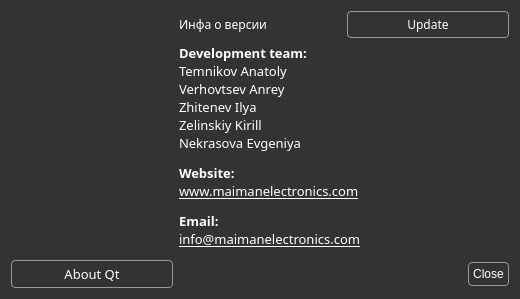
Qt form multibench/widgets/aboutdialog.ui (IlyaZh/Maiman-MCBS) before a commit.
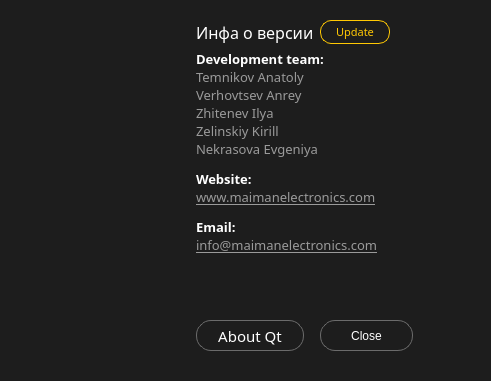
The same form after that commit. Icons and pictures are not drawn.

Diff of the .ui file:
```diff
--- a/multibench/widgets/aboutdialog.ui
+++ b/multibench/widgets/aboutdialog.ui
@@ -6,8 +6,8 @@
    <rect>
     <x>0</x>
     <y>0</y>
-    <width>520</width>
-    <height>261</height>
+    <width>491</width>
+    <height>381</height>
    </rect>
   </property>
   <property name="sizePolicy">
@@ -26,63 +26,81 @@
    <string>About</string>
   </property>
   <property name="styleSheet">
-   <string notr="true">background: #333333;
-color: #fff;</string>
+   <string notr="true">background: #1D1D1D;
+color: #fff;
+border-bottom-left-radius: 13px;
+border-bottom-right-radius: 13px;</string>
   </property>
   <property name="modal">
    <bool>true</bool>
   </property>
   <layout class="QGridLayout" name="gridLayout_2">
-   <item row="0" column="1">
-    <widget class="QLabel" name="softwareInfoLabel">
-     <property name="font">
-      <font>
-       <family>Share Tech Mono</family>
-       <pointsize>9</pointsize>
-      </font>
-     </property>
-     <property name="text">
-      <string>Инфа о версии</string>
-     </property>
-    </widget>
-   </item>
-   <item row="0" column="2">
-    <widget class="QPushButton" name="updateButton">
-     <property name="font">
-      <font>
-       <family>Share Tech Mono</family>
-       <pointsize>9</pointsize>
-      </font>
+   <property name="leftMargin">
+    <number>40</number>
+   </property>
+   <property name="topMargin">
+    <number>20</number>
+   </property>
+   <property name="rightMargin">
+    <number>40</number>
+   </property>
+   <property name="bottomMargin">
+    <number>30</number>
+   </property>
+   <item row="0" column="0" rowspan="5">
+    <widget class="QWidget" name="widget" native="true">
+     <property name="minimumSize">
+      <size>
+       <width>150</width>
+       <height>150</height>
+      </size>
      </property>
      <property name="styleSheet">
-      <string notr="true">QPushButton {
-	color: rgb(255, 255, 255);
-	background-color: rgb(51, 51, 51);
-	border: 1px solid #999999;
-	border-radius: 4px;
-	padding: 4px;
+      <string notr="true">QWidget {
+	/*image: url(:maiman-logo-minimal);*/
+	
+	image: url(:/resources/images/maiman-logo-minimal.png);
 }</string>
      </property>
-     <property name="text">
-      <string>Update</string>
-     </property>
     </widget>
    </item>
-   <item row="3" column="0">
+   <item row="4" column="1">
     <widget class="QPushButton" name="aboutQtButton">
+     <property name="sizePolicy">
+      <sizepolicy hsizetype="Fixed" vsizetype="Fixed">
+       <horstretch>0</horstretch>
+       <verstretch>0</verstretch>
+      </sizepolicy>
+     </property>
+     <property name="minimumSize">
+      <size>
+       <width>108</width>
+       <height>31</height>
+      </size>
+     </property>
+     <property name="maximumSize">
+      <size>
+       <width>108</width>
+       <height>31</height>
+      </size>
+     </property>
      <property name="font">
       <font>
-       <family>Share Tech Mono</family>
-       <pointsize>10</pointsize>
+       <family>Poppins</family>
+       <pointsize>11</pointsize>
       </font>
      </property>
      <property name="styleSheet">
       <string notr="true">QPushButton {
 	color: rgb(255, 255, 255);
-	background-color: rgb(51, 51, 51);
-	border: 1px solid #999999;
-	border-radius: 4px;
-	padding: 4px;
+	background-color:#1D1D1D;
+	border: 1px solid #6B6B6B;
+	border-radius: 15px;
+}
+QPushButton:hover{
+    color: #000000;
+    background-color: #FFC803;
+    border: 1px solid #FFC803;
 }</string>
      </property>
      <property name="text">
@@ -90,36 +108,6 @@
      </property>
     </widget>
    </item>
-   <item row="3" column="1" colspan="2">
-    <widget class="QDialogButtonBox" name="buttonBox">
-     <property name="font">
-      <font>
-       <family>Share Tech Mono</family>
-       <pointsize>10</pointsize>
-      </font>
-     </property>
-     <property name="styleSheet">
-      <string notr="true">QPushButton {
-	color: rgb(255, 255, 255);
-	background-color: rgb(51, 51, 51);
-	border: 1px solid #999999;
-	border-radius: 4px;
-	padding: 4px;
-	
-	font: 10pt &quot;Share Tech Mono&quot;;
-}</string>
-     </property>
-     <property name="locale">
-      <locale language="English" country="UnitedStates"/>
-     </property>
-     <property name="orientation">
-      <enum>Qt::Horizontal</enum>
-     </property>
-     <property name="standardButtons">
-      <set>QDialogButtonBox::Close</set>
-     </property>
-    </widget>
-   </item>
    <item row="2" column="1">
     <spacer name="verticalSpacer">
      <property name="orientation">
@@ -133,24 +121,56 @@
      </property>
     </spacer>
    </item>
-   <item row="0" column="0" rowspan="3">
-    <widget class="QWidget" name="widget" native="true">
-     <property name="minimumSize">
-      <size>
-       <width>150</width>
-       <height>150</height>
-      </size>
+   <item row="0" column="1">
+    <widget class="QLabel" name="softwareInfoLabel">
+     <property name="font">
+      <font>
+       <family>Poppins</family>
+       <pointsize>12</pointsize>
+      </font>
+     </property>
+     <property name="text">
+      <string>Инфа о версии</string>
+     </property>
+    </widget>
+   </item>
+   <item row="0" column="2">
+    <widget class="QPushButton" name="updateButton">
+     <property name="font">
+      <font>
+       <family>Poppins</family>
+       <pointsize>8</pointsize>
+      </font>
      </property>
      <property name="styleSheet">
-      <string notr="true">QWidget {
-	/*image: url(:maiman-logo-minimal);*/
-	
-	image: url(:/resources/images/maiman-logo-minimal.png);
+      <string notr="true">QPushButton {
+	color: #FFC803;
+	background-color: #1D1D1D;
+	border: 1px solid #FFC803;
+	border-radius: 11px;
+	width: 68px;
+    height: 22px;
 }</string>
      </property>
+     <property name="text">
+      <string>Update</string>
+     </property>
     </widget>
    </item>
-   <item row="1" column="1" colspan="2">
+   <item row="0" column="3">
+    <spacer name="horizontalSpacer">
+     <property name="orientation">
+      <enum>Qt::Horizontal</enum>
+     </property>
+     <property name="sizeHint" stdset="0">
+      <size>
+       <width>0</width>
+       <height>5</height>
+      </size>
+     </property>
+    </spacer>
+   </item>
+   <item row="1" column="1" colspan="3">
     <widget class="QLabel" name="smallInfoLabel">
      <property name="sizePolicy">
       <sizepolicy hsizetype="MinimumExpanding" vsizetype="Expanding">
@@ -160,7 +180,7 @@
      </property>
      <property name="font">
       <font>
-       <family>Share Tech Mono</family>
+       <family>Poppins</family>
        <pointsize>10</pointsize>
        <weight>50</weight>
        <italic>false</italic>
@@ -168,11 +188,14 @@
       </font>
      </property>
      <property name="styleSheet">
-      <string notr="true">color: #fff;
-font: 10pt &quot;Share Tech Mono&quot;;</string>
+      <string notr="true">color: #9A9A9A;
+font: 10pt &quot;Poppins&quot;;</string>
      </property>
      <property name="text">
-      <string>&lt;html&gt;&lt;head/&gt;&lt;body&gt;&lt;p align=&quot;justify&quot;&gt;&lt;span style=&quot; font-weight:600;&quot;&gt;Development team:&lt;/span&gt;&lt;br/&gt;Temnikov Anatoly&lt;br/&gt;Verhovtsev Anrey&lt;br/&gt;Zhitenev Ilya&lt;br/&gt;Zelinskiy Kirill &lt;br/&gt;Nekrasova Evgeniya&lt;/p&gt;&lt;p align=&quot;justify&quot;&gt;&lt;span style=&quot; font-weight:600;&quot;&gt;Website:&lt;/span&gt;&lt;br/&gt;&lt;a href=&quot;https://www.maimanelectronics.com/&quot;&gt;&lt;span style=&quot; text-decoration: underline; color:#ffffff;&quot;&gt;www.maimanelectronics.com&lt;/span&gt;&lt;/a&gt;&lt;/p&gt;&lt;p align=&quot;justify&quot;&gt;&lt;span style=&quot; font-weight:600;&quot;&gt;Email:&lt;/span&gt;&lt;br/&gt;&lt;a href=&quot;mailto:info@maimanelectronics.com&quot;&gt;&lt;span style=&quot; text-decoration: underline; color:#ffffff;&quot;&gt;info@maimanelectronics.com&lt;/span&gt;&lt;/a&gt;&lt;/p&gt;&lt;/body&gt;&lt;/html&gt;</string>
+      <string>&lt;html&gt;&lt;body style=&quot; font-family:'Poppins'; font-size:10pt; font-weight:400; font-style:normal;&quot;&gt;
+&lt;p align=&quot;justify&quot; style=&quot; margin-top:12px; margin-bottom:12px; margin-left:0px; margin-right:0px; -qt-block-indent:0; text-indent:0px;&quot;&gt;&lt;span style=&quot; font-weight:600; color:#ffffff;&quot;&gt;Development team:&lt;/span&gt;&lt;span style=&quot; font-weight:600;&quot;&gt;&lt;br /&gt;&lt;/span&gt;Temnikov Anatoly&lt;br /&gt;Verhovtsev Anrey&lt;br /&gt;Zhitenev Ilya&lt;br /&gt;Zelinskiy Kirill &lt;br /&gt;Nekrasova Evgeniya&lt;/p&gt;
+&lt;p align=&quot;justify&quot; style=&quot; margin-top:12px; margin-bottom:12px; margin-left:0px; margin-right:0px; -qt-block-indent:0; text-indent:0px;&quot;&gt;&lt;span style=&quot; font-weight:600; color:#ffffff;&quot;&gt;Website:&lt;/span&gt;&lt;span style=&quot; font-weight:600;&quot;&gt;&lt;br /&gt;&lt;/span&gt;&lt;a href=&quot;https://www.maimanelectronics.com/&quot;&gt;&lt;span style=&quot; text-decoration: underline; color:#9a9a9a;&quot;&gt;www.maimanelectronics.com&lt;/span&gt;&lt;/a&gt;&lt;/p&gt;
+&lt;p align=&quot;justify&quot; style=&quot; margin-top:12px; margin-bottom:12px; margin-left:0px; margin-right:0px; -qt-block-indent:0; text-indent:0px;&quot;&gt;&lt;span style=&quot; font-weight:600; color:#ffffff;&quot;&gt;Email:&lt;/span&gt;&lt;span style=&quot; font-weight:600;&quot;&gt;&lt;br /&gt;&lt;/span&gt;&lt;a href=&quot;mailto:info@maimanelectronics.com&quot;&gt;&lt;span style=&quot; text-decoration: underline; color:#9a9a9a;&quot;&gt;info@maimanelectronics.com&lt;/span&gt;&lt;/a&gt;&lt;/p&gt;&lt;/body&gt;&lt;/html&gt;</string>
      </property>
      <property name="textFormat">
       <enum>Qt::AutoText</enum>
@@ -182,6 +205,62 @@
      </property>
     </widget>
    </item>
+   <item row="4" column="2" colspan="2">
+    <widget class="QDialogButtonBox" name="buttonBox">
+     <property name="sizePolicy">
+      <sizepolicy hsizetype="Preferred" vsizetype="Fixed">
+       <horstretch>0</horstretch>
+       <verstretch>0</verstretch>
+      </sizepolicy>
+     </property>
+     <property name="minimumSize">
+      <size>
+       <width>91</width>
+       <height>31</height>
+      </size>
+     </property>
+     <property name="maximumSize">
+      <size>
+       <width>200</width>
+       <height>31</height>
+      </size>
+     </property>
+     <property name="font">
+      <font>
+       <family>Poppins</family>
+       <pointsize>11</pointsize>
+      </font>
+     </property>
+     <property name="layoutDirection">
+      <enum>Qt::RightToLeft</enum>
+     </property>
+     <property name="styleSheet">
+      <string notr="true">QPushButton {
+	color: rgb(255, 255, 255);
+	background-color:#1D1D1D;
+	border: 1px solid #6B6B6B;
+	border-radius: 15px;
+    width: 91px;
+    height: 31px;
+	font: 11pt &quot;Poppins&quot;;
+}
+QPushButton:hover{
+    color: #000000;
+    background-color: #FFC803;
+    border: 1px solid #FFC803;
+}</string>
+     </property>
+     <property name="locale">
+      <locale language="English" country="UnitedStates"/>
+     </property>
+     <property name="orientation">
+      <enum>Qt::Horizontal</enum>
+     </property>
+     <property name="standardButtons">
+      <set>QDialogButtonBox::Close</set>
+     </property>
+    </widget>
+   </item>
   </layout>
  </widget>
  <resources/>
```
